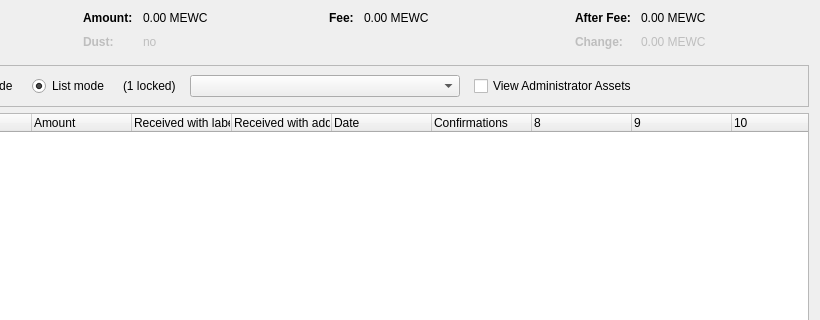
The window that src/qt/forms/assetcontroldialog.ui (Telestai-Project/telestai) describes before a commit, drawn with Qt 5; both pictures show x 180 to 1000 and y 0 to 320 of the 1000 by 500 pixel window.
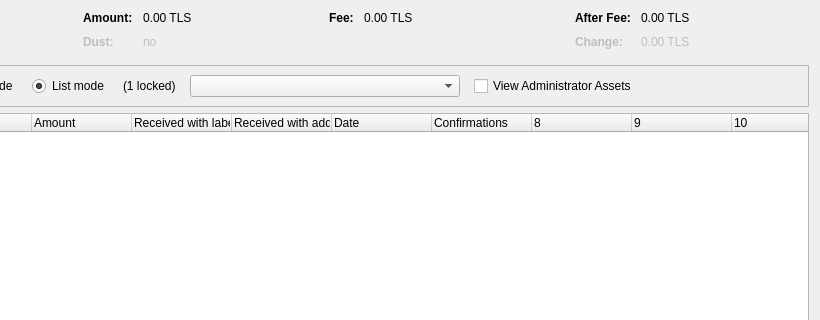
The same window after the commit. Custom widgets are drawn as their Qt base class.

The edit to the form file:
```diff
--- a/src/qt/forms/assetcontroldialog.ui
+++ b/src/qt/forms/assetcontroldialog.ui
@@ -132,7 +132,7 @@
           <enum>Qt::ActionsContextMenu</enum>
          </property>
          <property name="text">
-          <string notr="true">0.00 MEWC</string>
+          <string notr="true">0.00 TLS</string>
          </property>
          <property name="textInteractionFlags">
           <set>Qt::LinksAccessibleByMouse|Qt::TextSelectableByKeyboard|Qt::TextSelectableByMouse</set>
@@ -212,7 +212,7 @@
           <enum>Qt::ActionsContextMenu</enum>
          </property>
          <property name="text">
-          <string notr="true">0.00 MEWC</string>
+          <string notr="true">0.00 TLS</string>
          </property>
          <property name="textInteractionFlags">
           <set>Qt::LinksAccessibleByMouse|Qt::TextSelectableByKeyboard|Qt::TextSelectableByMouse</set>
@@ -257,7 +257,7 @@
           <enum>Qt::ActionsContextMenu</enum>
          </property>
          <property name="text">
-          <string notr="true">0.00 MEWC</string>
+          <string notr="true">0.00 TLS</string>
          </property>
          <property name="textInteractionFlags">
           <set>Qt::LinksAccessibleByMouse|Qt::TextSelectableByKeyboard|Qt::TextSelectableByMouse</set>
@@ -292,7 +292,7 @@
           <enum>Qt::ActionsContextMenu</enum>
          </property>
          <property name="text">
-          <string notr="true">0.00 MEWC</string>
+          <string notr="true">0.00 TLS</string>
          </property>
          <property name="textInteractionFlags">
           <set>Qt::LinksAccessibleByMouse|Qt::TextSelectableByKeyboard|Qt::TextSelectableByMouse</set>
```
